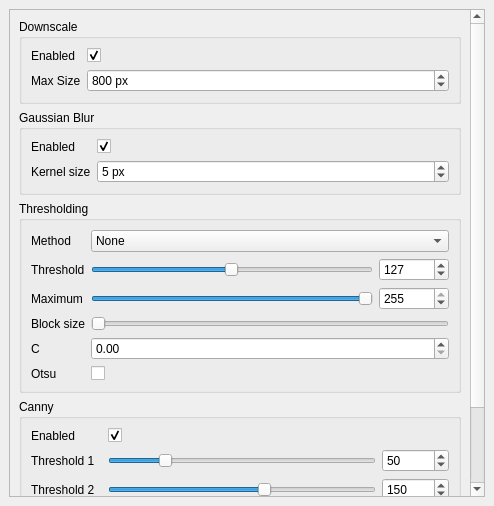
Before: the Qt Designer form src/preprocessor/gui/properties_dock.ui in CAMBioMed/preprocessor, drawn with Qt 5.
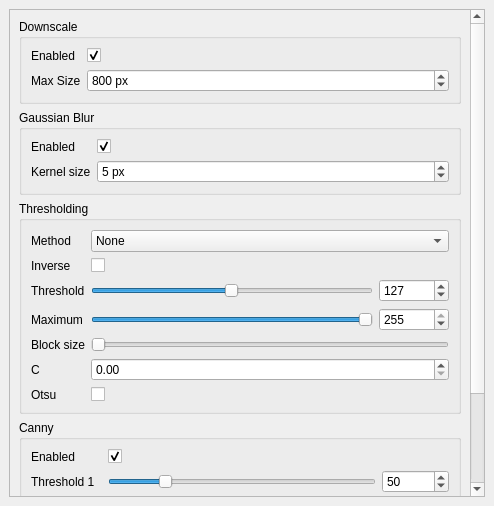
After: the same form once the commit is applied.

What changed in the file:
```diff
--- a/src/preprocessor/gui/properties_dock.ui
+++ b/src/preprocessor/gui/properties_dock.ui
@@ -26,7 +26,7 @@
          <x>0</x>
          <y>-196</y>
          <width>460</width>
-         <height>662</height>
+         <height>686</height>
         </rect>
        </property>
        <property name="sizePolicy">
@@ -363,49 +363,49 @@
              </item>
             </widget>
            </item>
-           <item row="1" column="0">
+           <item row="2" column="0">
             <widget class="QLabel" name="labelThresholdingThreshold">
              <property name="text">
               <string>Threshold</string>
              </property>
             </widget>
            </item>
-           <item row="2" column="0">
+           <item row="3" column="0">
             <widget class="QLabel" name="labelThresholdingMaximum">
              <property name="text">
               <string>Maximum</string>
              </property>
             </widget>
            </item>
-           <item row="3" column="0">
+           <item row="4" column="0">
             <widget class="QLabel" name="labelThresholdingBlockSize">
              <property name="text">
               <string>Block size</string>
              </property>
             </widget>
            </item>
-           <item row="4" column="0">
+           <item row="5" column="0">
             <widget class="QLabel" name="labelThresholdingC">
              <property name="text">
               <string>C</string>
              </property>
             </widget>
            </item>
-           <item row="5" column="0">
+           <item row="6" column="0">
             <widget class="QLabel" name="labelThresholdingOtsu">
              <property name="text">
               <string>Otsu</string>
              </property>
             </widget>
            </item>
-           <item row="5" column="1">
+           <item row="6" column="1">
             <widget class="QCheckBox" name="checkboxThresholdingOtsu">
              <property name="text">
               <string/>
              </property>
             </widget>
            </item>
-           <item row="1" column="1">
+           <item row="2" column="1">
             <layout class="QHBoxLayout" name="layoutThresholdingThreshold">
              <item>
               <widget class="QSlider" name="sliderThresholdingThreshold">
@@ -444,7 +444,7 @@
              </item>
             </layout>
            </item>
-           <item row="2" column="1">
+           <item row="3" column="1">
             <layout class="QHBoxLayout" name="layoutThresholdingMaximum">
              <item>
               <widget class="QSlider" name="sliderThresholdingMaximum">
@@ -483,7 +483,7 @@
              </item>
             </layout>
            </item>
-           <item row="3" column="1">
+           <item row="4" column="1">
             <widget class="QSlider" name="sliderThresholdingBlockSize">
              <property name="minimum">
               <number>1</number>
@@ -496,9 +496,23 @@
              </property>
             </widget>
            </item>
-           <item row="4" column="1">
+           <item row="5" column="1">
             <widget class="QDoubleSpinBox" name="spinboxThresholdingC"/>
            </item>
+           <item row="1" column="0">
+            <widget class="QLabel" name="labelThresholdingInverse">
+             <property name="text">
+              <string>Inverse</string>
+             </property>
+            </widget>
+           </item>
+           <item row="1" column="1">
+            <widget class="QCheckBox" name="checkboxThresholdingInverse">
+             <property name="text">
+              <string/>
+             </property>
+            </widget>
+           </item>
           </layout>
          </widget>
         </item>
```
